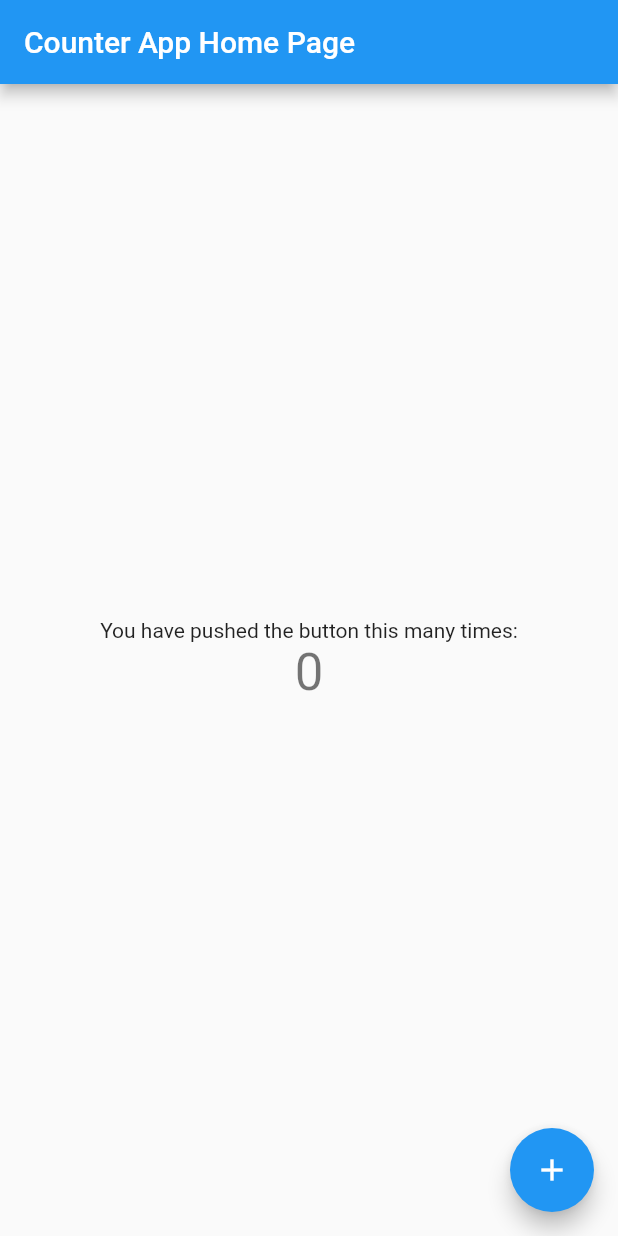
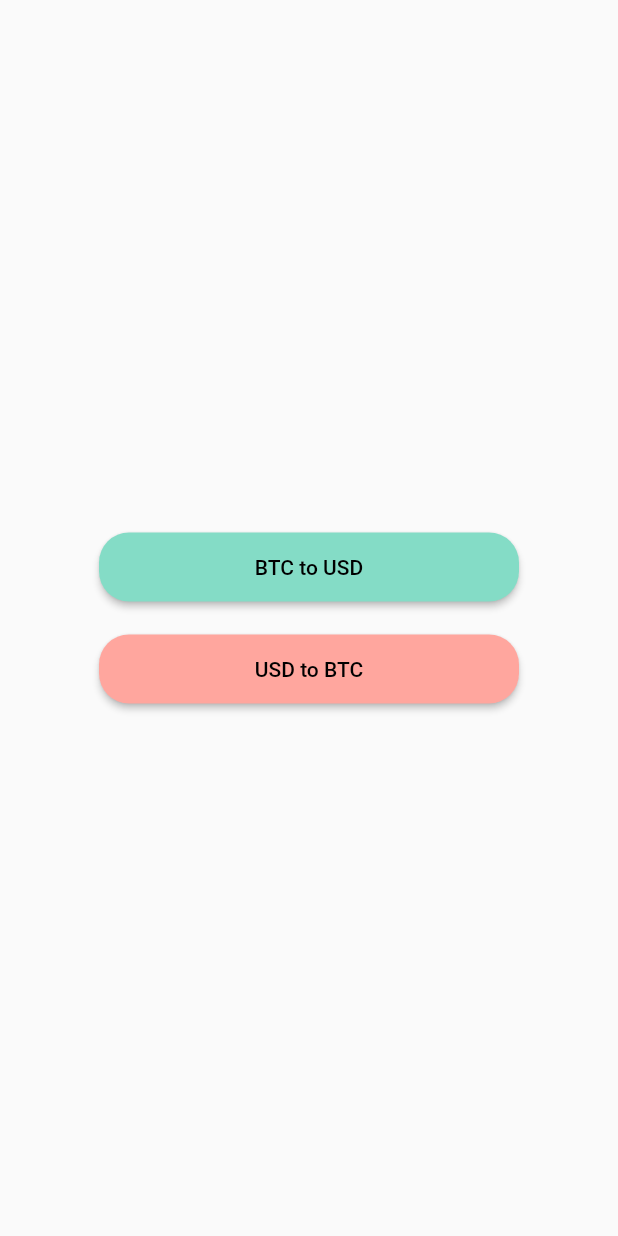
Before and after one commit to KEEBVIN/Bitcoin-Calculator, a Flutter app: the screen it shows after launch, on a phone screen of 412 x 824 dp. Run offline on Flutter 3.47's test engine with Material 2 defaults, Android fonts, the phone set to English and light mode, and no system bars.

Commit message:
Home screen styling, driver: Juan Manuel Perez, Navigator: Kevin Garcia

```diff
--- a/lib/main.dart
+++ b/lib/main.dart
@@ -22,46 +22,37 @@ class MyHomePage extends StatefulWidget {
 }
 
 class _MyHomePageState extends State<MyHomePage> {
-  int _counter = 0;
-
-  void _incrementCounter() {
-    setState(() {
-      _counter++;
-    });
-  }
-
   @override
   Widget build(BuildContext context) {
     return Scaffold(
-      appBar: AppBar(
-        title: Text(widget.title),
-      ),
-      body: Center(
-        child: Column(
-          mainAxisAlignment: MainAxisAlignment.center,
-          children: <Widget>[
-            Text(
-              'You have pushed the button this many times:',
-            ),
-            Text(
-              '$_counter',
-              // Provide a Key to this specific Text widget. This allows
-              // identifying the widget from inside the test suite,
-              // and reading the text.
-              key: Key('counter'),
-              style: Theme.of(context).textTheme.headline4,
-            ),
-          ],
+        body: Center(
+            child: Column(
+      mainAxisAlignment: MainAxisAlignment.center,
+      children: [
+        ElevatedButton(
+          child: Text("BTC to USD",
+              style: TextStyle(fontSize: 14, color: Colors.black)),
+          onPressed: () => {},
+          style: TextButton.styleFrom(
+              backgroundColor: Color(0xFF84DCC6),
+              minimumSize: Size(280, 46),
+              shape: RoundedRectangleBorder(
+                  borderRadius: BorderRadius.circular(20))),
         ),
-      ),
-      floatingActionButton: FloatingActionButton(
-        // Provide a Key to this button. This allows finding this
-        // specific button inside the test suite, and tapping it.
-        key: Key('increment'),
-        onPressed: _incrementCounter,
-        tooltip: 'Increment',
-        child: Icon(Icons.add),
-      ),
-    );
+        Padding(
+          padding: EdgeInsets.fromLTRB(0, 20, 0, 0,),
+          child: ElevatedButton(
+            child: Text("USD to BTC",
+                style: TextStyle(fontSize: 14, color: Colors.black)),
+            onPressed: () => {},
+            style: TextButton.styleFrom(
+                backgroundColor: Color(0xFFFFA69E),
+                minimumSize: Size(280, 46),
+                shape: RoundedRectangleBorder(
+                    borderRadius: BorderRadius.circular(20))),
+          ),
+        ),
+      ],
+    )));
   }
 }
--- a/test_driver/app_test.dart
+++ b/test_driver/app_test.dart
@@ -3,14 +3,7 @@ import 'package:flutter_driver/flutter_driver.dart';
 import 'package:test/test.dart';
 
 void main() {
-  group('Counter App', () {
-    // First, define the Finders and use them to locate widgets from the
-    // test suite. Note: the Strings provided to the `byValueKey` method must
-    // be the same as the Strings we used for the Keys in step 1.
-    final counterTextFinder = find.byValueKey('counter');
-    final buttonFinder = find.byValueKey('increment');
-
-    FlutterDriver driver;
+  FlutterDriver driver;
 
     // Connect to the Flutter driver before running any tests.
     setUpAll(() async {
@@ -24,17 +17,9 @@ void main() {
       }
     });
 
-    test('starts at 0', () async {
-      // Use the `driver.getText` method to verify the counter starts at 0.
-      expect(await driver.getText(counterTextFinder), "0");
-    });
+  group('Happy paths', () {
 
-    test('increments the counter', () async {
-      // First, tap the button.
-      await driver.tap(buttonFinder);
 
-      // Then, verify the counter text is incremented by 1.
-      expect(await driver.getText(counterTextFinder), "1");
-    });
+
   });
 }
```
Also changed, not shown: 3 other files.
